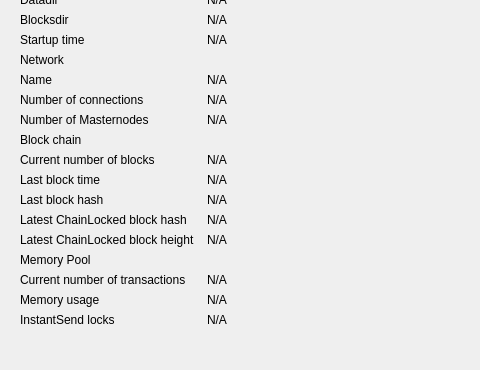
Old version of the form src/qt/forms/debugwindow.ui in the repository piratecash/pirate; both pictures show x 0 to 480 and y 115 to 485 of the 769 by 485 pixel window.
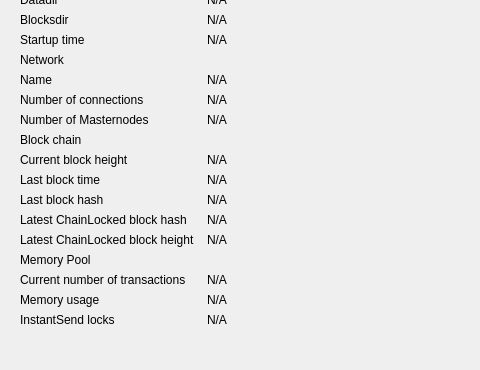
New version of the form. Custom widgets are drawn as their Qt base class.

Commit message: Merge bitcoin-core/gui#40: Clarify block height label

```diff
--- a/src/qt/forms/debugwindow.ui
+++ b/src/qt/forms/debugwindow.ui
@@ -310,7 +310,7 @@
        <item row="11" column="0">
         <widget class="QLabel" name="label_3">
          <property name="text">
-          <string>Current number of blocks</string>
+          <string>Current block height</string>
          </property>
         </widget>
        </item>
```
